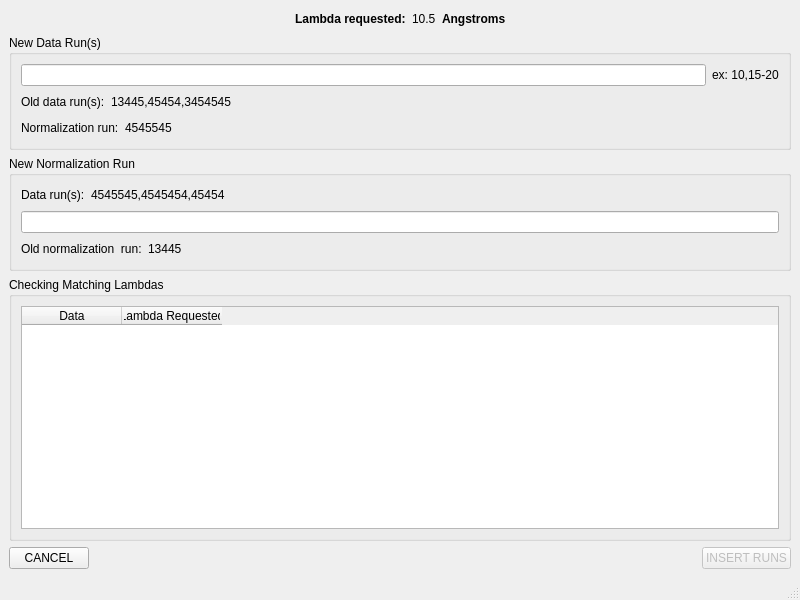
Old version of the form designer/table_reduction_runs_editor.ui in the repository aglavic/quicknxs.
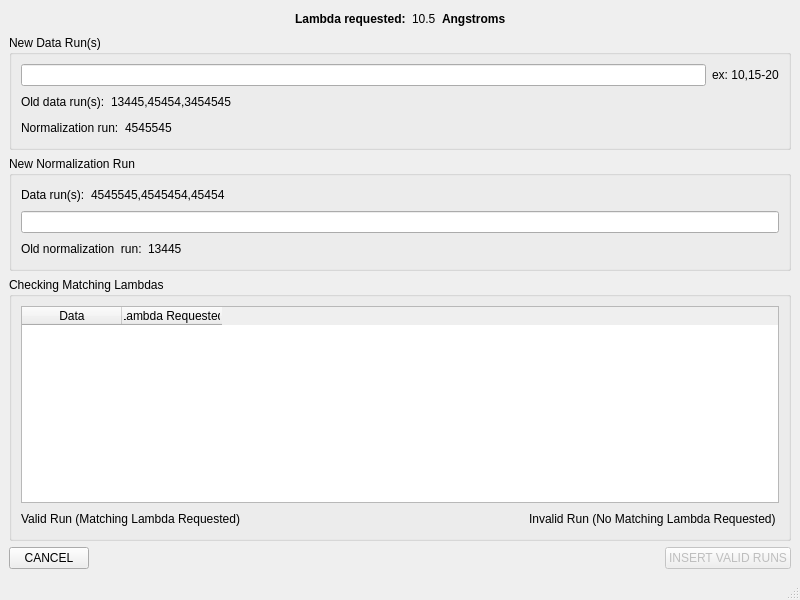
New version of the form.

Commit message: Program now display if matching lambda requested has been found and validate go button

```diff
--- a/designer/table_reduction_runs_editor.ui
+++ b/designer/table_reduction_runs_editor.ui
@@ -283,6 +283,37 @@
          </column>
         </widget>
        </item>
+       <item>
+        <layout class="QHBoxLayout" name="horizontalLayout_8">
+         <item>
+          <widget class="QLabel" name="validRunLabel">
+           <property name="text">
+            <string>Valid Run (Matching Lambda Requested)</string>
+           </property>
+          </widget>
+         </item>
+         <item>
+          <spacer name="horizontalSpacer_6">
+           <property name="orientation">
+            <enum>Qt::Horizontal</enum>
+           </property>
+           <property name="sizeHint" stdset="0">
+            <size>
+             <width>40</width>
+             <height>20</height>
+            </size>
+           </property>
+          </spacer>
+         </item>
+         <item>
+          <widget class="QLabel" name="invalidRunLabel">
+           <property name="text">
+            <string>Invalid Run (No Matching Lambda Requested) </string>
+           </property>
+          </widget>
+         </item>
+        </layout>
+       </item>
       </layout>
      </widget>
     </item>
@@ -314,7 +345,7 @@
          <bool>false</bool>
         </property>
         <property name="text">
-         <string>INSERT RUNS</string>
+         <string>INSERT VALID RUNS</string>
         </property>
        </widget>
       </item>
```
Left out of the diff: 2 changed lines with no effect on the pictures. The commit also changes 2 other files.
